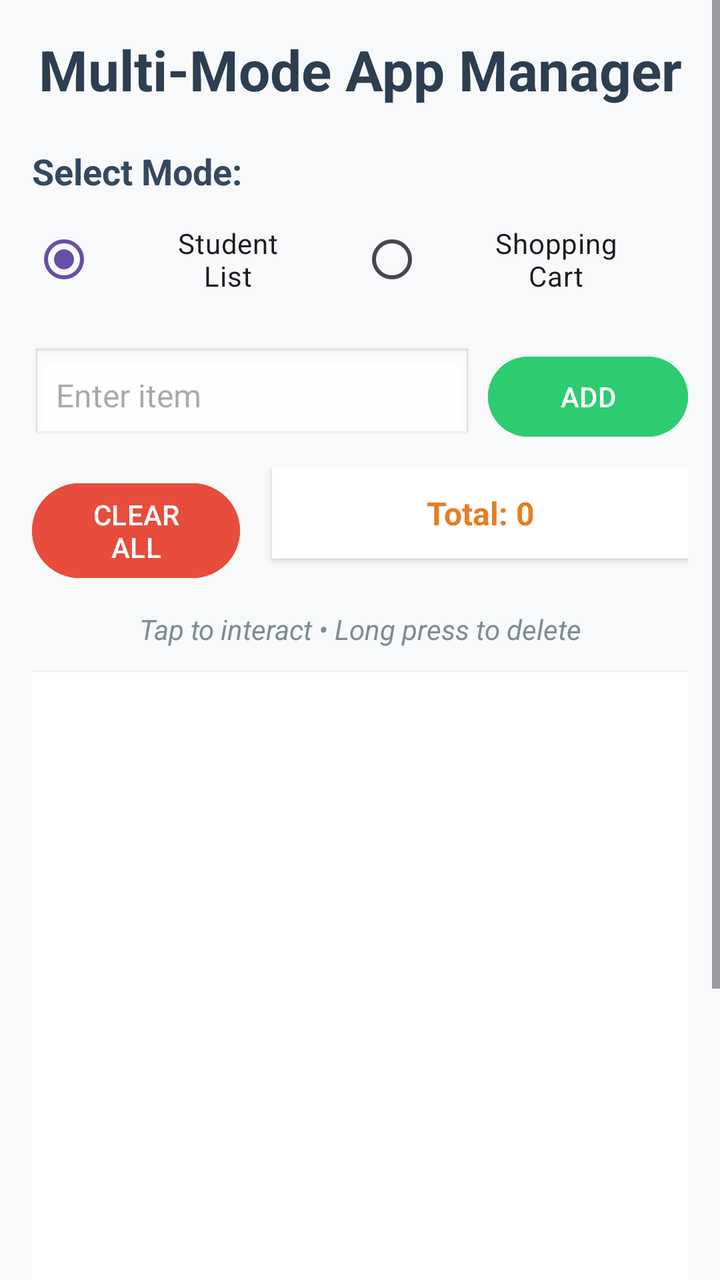
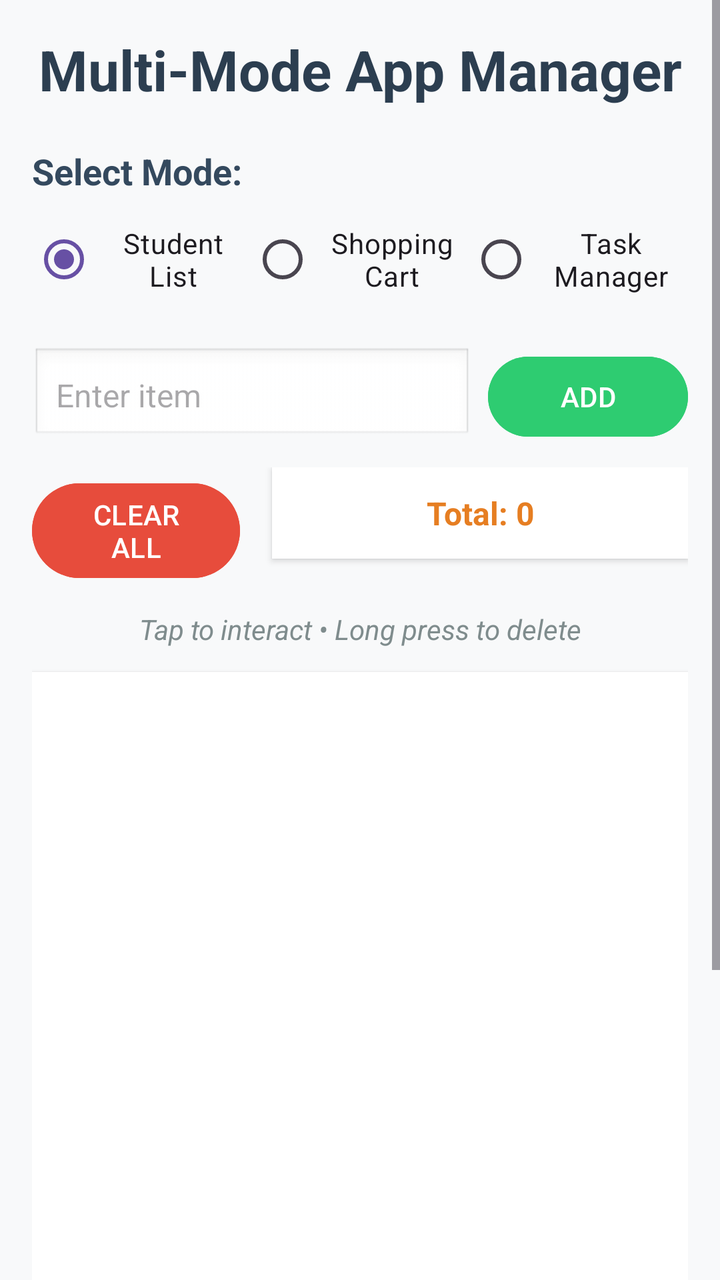

Before-and-after screenshots of an Android layout around one commit, followed by the original layout XML and the change that was made.
<!-- AndroidManifest.xml: application theme Theme.Appweek09 -->
<!-- res/layout/activity_main.xml -->
<?xml version="1.0" encoding="utf-8"?>
<ScrollView xmlns:android="http://schemas.android.com/apk/res/android"
    android:layout_width="match_parent"
    android:layout_height="match_parent"
    android:background="#f8f9fa">

    <LinearLayout
        android:layout_width="match_parent"
        android:layout_height="wrap_content"
        android:orientation="vertical"
        android:padding="16dp">

        
        <TextView
            android:layout_width="match_parent"
            android:layout_height="wrap_content"
            android:text="Multi-Mode App Manager"
            android:textSize="28sp"
            android:textStyle="bold"
            android:textColor="#2c3e50"
            android:gravity="center"
            android:layout_marginBottom="20dp" />

        
        <TextView
            android:layout_width="match_parent"
            android:layout_height="wrap_content"
            android:text="Select Mode:"
            android:textSize="18sp"
            android:textStyle="bold"
            android:textColor="#34495e"
            android:layout_marginBottom="8dp" />

        <RadioGroup
            android:id="@+id/radioGroup"
            android:layout_width="match_parent"
            android:layout_height="wrap_content"
            android:orientation="horizontal"
            android:layout_marginBottom="20dp">

            <RadioButton
                android:id="@+id/radioStudentList"
                android:layout_width="0dp"
                android:layout_height="wrap_content"
                android:layout_weight="1"
                android:text="Student\nList"
                android:textSize="14sp"
                android:checked="true"
                android:buttonTint="#3498db"
                android:gravity="center" />

            <RadioButton
                android:id="@+id/radioShoppingCart"
                android:layout_width="0dp"
                android:layout_height="wrap_content"
                android:layout_weight="1"
                android:text="Shopping\nCart"
                android:textSize="14sp"
                android:buttonTint="#e74c3c"
                android:gravity="center" />
        </RadioGroup>

        
        <LinearLayout
            android:layout_width="match_parent"
            android:layout_height="wrap_content"
            android:orientation="horizontal"
            android:layout_marginBottom="12dp">

            <EditText
                android:id="@+id/editTextInput"
                android:layout_width="0dp"
                android:layout_height="wrap_content"
                android:layout_weight="1"
                android:hint="Enter item"
                android:inputType="textCapWords"
                android:background="@android:drawable/edit_text"
                android:padding="12dp"
                android:textSize="16sp"
                android:layout_marginEnd="8dp" />

            <Button
                android:id="@+id/buttonAdd"
                android:layout_width="wrap_content"
                android:layout_height="wrap_content"
                android:text="ADD"
                android:textSize="14sp"
                android:backgroundTint="#2ecc71"
                android:textColor="#FFFFFF"
                android:minWidth="100dp" />

        </LinearLayout>

        
        <LinearLayout
            android:id="@+id/layoutCartControls"
            android:layout_width="match_parent"
            android:layout_height="wrap_content"
            android:orientation="horizontal"
            android:layout_marginBottom="12dp"
            android:visibility="gone">

            <EditText
                android:id="@+id/editTextPrice"
                android:layout_width="0dp"
                android:layout_height="wrap_content"
                android:layout_weight="1"
                android:hint="Price ($)"
                android:inputType="numberDecimal"
                android:background="@android:drawable/edit_text"
                android:padding="12dp"
                android:textSize="14sp"
                android:layout_marginEnd="4dp" />

            <EditText
                android:id="@+id/editTextQuantity"
                android:layout_width="0dp"
                android:layout_height="wrap_content"
                android:layout_weight="1"
                android:hint="Qty"
                android:inputType="number"
                android:background="@android:drawable/edit_text"
                android:padding="12dp"
                android:textSize="14sp"
                android:layout_marginStart="4dp" />

        </LinearLayout>


        
        <LinearLayout
            android:layout_width="match_parent"
            android:layout_height="wrap_content"
            android:orientation="horizontal"
            android:layout_marginBottom="16dp">

            <Button
                android:id="@+id/buttonClear"
                android:layout_width="0dp"
                android:layout_height="wrap_content"
                android:layout_weight="1"
                android:text="CLEAR ALL"
                android:textSize="14sp"
                android:backgroundTint="#e74c3c"
                android:textColor="#FFFFFF"
                android:layout_marginEnd="8dp" />

            <TextView
                android:id="@+id/textViewInfo"
                android:layout_width="0dp"
                android:layout_height="wrap_content"
                android:layout_weight="2"
                android:text="Total: 0"
                android:textSize="16sp"
                android:textStyle="bold"
                android:textColor="#e67e22"
                android:gravity="center"
                android:background="#ffffff"
                android:padding="12dp"
                android:layout_marginStart="8dp"
                android:elevation="2dp" />

        </LinearLayout>

        
        <TextView
            android:layout_width="match_parent"
            android:layout_height="wrap_content"
            android:text="Tap to interact • Long press to delete"
            android:textSize="14sp"
            android:textStyle="italic"
            android:textColor="#7f8c8d"
            android:gravity="center"
            android:layout_marginBottom="12dp" />

        
        <ListView
            android:id="@+id/listView"
            android:layout_width="match_parent"
            android:layout_height="400dp"
            android:background="#ffffff"
            android:divider="#ecf0f1"
            android:dividerHeight="1dp"
            android:choiceMode="singleChoice"
            android:listSelector="#e8f4f8"
            android:padding="8dp"
            android:elevation="2dp" />

        
        <TextView
            android:layout_width="match_parent"
            android:layout_height="wrap_content"
            android:text="Student List: Add and manage students\nShopping Cart: Add items with price and quantity"
            android:textSize="12sp"
            android:textColor="#95a5a6"
            android:gravity="center"
            android:layout_marginTop="16dp"
            android:lineSpacingExtra="2dp" />

        
        <TextView
            android:layout_width="match_parent"
            android:layout_height="wrap_content"
            android:text="Week 07: Git Branching and Feature Integration"
            android:textSize="12sp"
            android:textColor="#bdc3c7"
            android:gravity="center"
            android:layout_marginTop="12dp" />

    </LinearLayout>

</ScrollView>
<!-- resources referenced by this layout -->
<resources>
  <style name="Theme.Appweek09" parent="Base.Theme.Appweek09" />
  <style name="Base.Theme.Appweek09" parent="Theme.Material3.DayNight.NoActionBar">
          
          
      </style>
</resources>

<!-- the commit's change to res/layout/activity_main.xml (unified diff, before → after) -->
@@ -58,6 +58,17 @@
                 android:textSize="14sp"
                 android:buttonTint="#e74c3c"
                 android:gravity="center" />
+
+            <RadioButton
+                android:id="@+id/radioTaskManager"
+                android:layout_width="0dp"
+                android:layout_height="wrap_content"
+                android:layout_weight="1"
+                android:text="Task\nManager"
+                android:textSize="14sp"
+                android:buttonTint="#e74c3c"
+                android:gravity="center" />
+
         </RadioGroup>
 
         
@@ -91,6 +102,7 @@
 
         </LinearLayout>
 
+
         
         <LinearLayout
             android:id="@+id/layoutCartControls"
@@ -123,6 +135,52 @@
                 android:padding="12dp"
                 android:textSize="14sp"
                 android:layout_marginStart="4dp" />
+
+        </LinearLayout>
+
+        
+        <LinearLayout
+            android:id="@+id/layoutTaskControls"
+            android:layout_width="match_parent"
+            android:layout_height="wrap_content"
+            android:orientation="vertical"
+            android:layout_marginBottom="12dp"
+            android:visibility="gone">
+
+            <EditText
+                android:id="@+id/editTextDescription"
+                android:layout_width="match_parent"
+                android:layout_height="wrap_content"
+                android:hint="Task description (optional)"
+                android:inputType="textCapSentences"
+                android:background="@android:drawable/edit_text"
+                android:padding="12dp"
+                android:textSize="14sp"
+                android:layout_marginBottom="8dp"
+                android:maxLines="2" />
+
+            <LinearLayout
+                android:layout_width="match_parent"
+                android:layout_height="wrap_content"
+                android:orientation="horizontal">
+
+                <TextView
+                    android:layout_width="wrap_content"
+                    android:layout_height="wrap_content"
+                    android:text="Priority:"
+                    android:textSize="16sp"
+                    android:textColor="#2c3e50"
+                    android:layout_gravity="center_vertical"
+                    android:layout_marginEnd="12dp" />
+
+                <Spinner
+                    android:id="@+id/spinnerPriority"
+                    android:layout_width="0dp"
+                    android:layout_height="wrap_content"
+                    android:layout_weight="1" />
+
+            </LinearLayout>
+
 
         </LinearLayout>
 
@@ -190,7 +248,7 @@
         <TextView
             android:layout_width="match_parent"
             android:layout_height="wrap_content"
-            android:text="Student List: Add and manage students\nShopping Cart: Add items with price and quantity"
+            android:text="Student List: Add and manage students\nShopping Cart: Add items with price and quantity\nTask Manager : Create tasks with priority levels"
             android:textSize="12sp"
             android:textColor="#95a5a6"
             android:gravity="center"
@@ -201,7 +259,7 @@
         <TextView
             android:layout_width="match_parent"
             android:layout_height="wrap_content"
-            android:text="Week 07: Git Branching and Feature Integration"
+            android:text="Week 06: Git Branching and Feature Integration"
             android:textSize="12sp"
             android:textColor="#bdc3c7"
             android:gravity="center"
